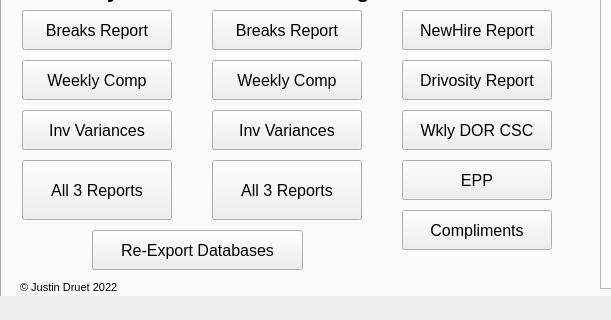
Justind-hub/RoseUtils, file lib/Main_UI.ui: the form before one commit; both pictures show x 0 to 611 and y 85 to 405 of the 1023 by 405 pixel window.
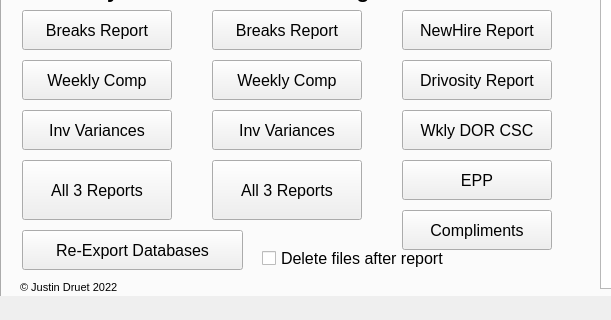
The form after the commit. The open tabs and pages were chosen to show the change. Icons and pictures are not drawn.

```diff
--- a/lib/Main_UI.ui
+++ b/lib/Main_UI.ui
@@ -374,9 +374,9 @@
      <widget class="QPushButton" name="btn_reexport">
       <property name="geometry">
        <rect>
-        <x>90</x>
+        <x>20</x>
         <y>260</y>
-        <width>211</width>
+        <width>221</width>
         <height>40</height>
        </rect>
       </property>
@@ -387,6 +387,19 @@
        <string>Re-Export Databases</string>
       </property>
      </widget>
+     <widget class="QCheckBox" name="check_delete">
+      <property name="geometry">
+       <rect>
+        <x>260</x>
+        <y>280</y>
+        <width>211</width>
+        <height>17</height>
+       </rect>
+      </property>
+      <property name="text">
+       <string>Delete files after report</string>
+      </property>
+     </widget>
     </widget>
     <widget class="QWidget" name="Settings">
      <attribute name="title">
```
Left out of the diff: 28 changed lines with no effect on the pictures.
